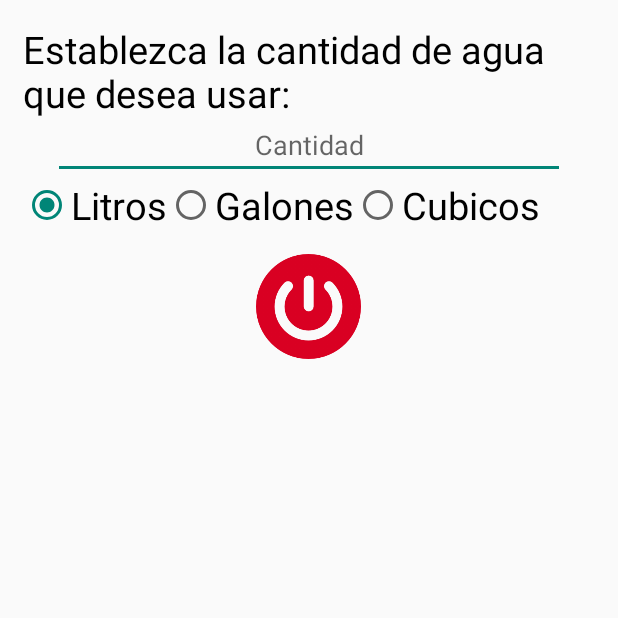
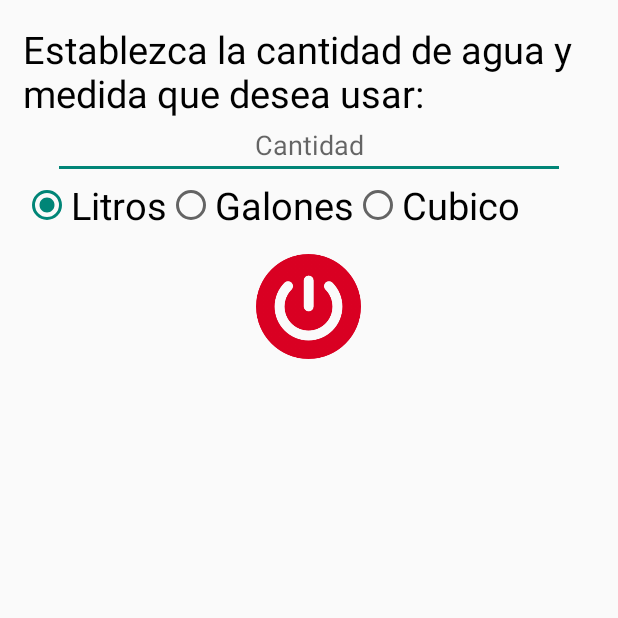
Before and after one commit to Hellogark/ControlDeAgua, an Android app: the fragment tab2Automatico shown on its own in the app's theme, on a phone screen of 412 x 824 dp, the top half of it. Run offline under Robolectric (Android 15) with nearby library versions, the phone set to English and light mode, and no system bars; libraries missing offline, so code that uses them is left out: com.michaelmuenzer.android; plain views replace ScrollableNumberPicker.

Commit message:
Ajustes de ciertos margenes, inicio de código para guardar el cambio de tamaño de letra

```diff
--- a/app/src/main/java/com/example/edmol/webview/ajustes.java
+++ b/app/src/main/java/com/example/edmol/webview/ajustes.java
@@ -32,7 +32,7 @@ public class ajustes extends AppCompatActivity {
         super.onCreate(savedInstanceState);
         setContentView(R.layout.activity_ajustes);
 
-        display = (TextView) findViewById(R.id.txtControl);
+        display = (TextView) findViewById(R.id.txtCambioTamano);
         display2 = (RelativeLayout) findViewById(R.id.Fondo);
         colorList();
         tamanoList();
--- a/app/src/main/res/layout/activity_ajustes.xml
+++ b/app/src/main/res/layout/activity_ajustes.xml
@@ -67,7 +67,7 @@
     </RelativeLayout>
 
     <TextView
-        android:id="@+id/txtControl"
+        android:id="@+id/txtCambioTamano"
         android:layout_width="wrap_content"
         android:layout_height="wrap_content"
         android:layout_below="@id/barraTamano"
--- a/app/src/main/res/layout/activity_home.xml
+++ b/app/src/main/res/layout/activity_home.xml
@@ -59,6 +59,7 @@
             android:layout_width="305dp"
             android:layout_height="209dp"
             android:layout_marginStart="41dp"
+            android:layout_marginEnd="41dp"
             android:layout_marginTop="45dp"
             android:background="@drawable/my_border" />
 
@@ -66,7 +67,8 @@
             android:layout_width="305dp"
             android:layout_height="209dp"
             android:layout_alignParentTop="true"
-            android:layout_marginStart="43dp"
+            android:layout_marginStart="41dp"
+            android:layout_marginEnd="41dp"
             android:layout_marginTop="274dp"
             android:background="@drawable/my_border" />
 
--- a/app/src/main/res/layout/tab2automatico.xml
+++ b/app/src/main/res/layout/tab2automatico.xml
@@ -12,11 +12,11 @@
 
 
     <TextView
-        android:id="@+id/tvParametros"
+        android:id="@+id/txtCambioTamano"
         android:layout_width="wrap_content"
         android:layout_height="wrap_content"
         android:layout_marginTop="10dp"
-        android:text="Establezca la cantidad de agua que desea usar:"
+        android:text="Establezca la cantidad de agua y medida que desea usar:"
         android:textColor="@color/colorTexto"
         android:textSize="25dp" />
 
@@ -24,8 +24,8 @@
         android:id="@+id/rgMedidas"
         android:layout_width="wrap_content"
         android:layout_height="wrap_content"
-        android:layout_below="@id/tvParametros"
-        android:layout_alignStart="@+id/tvParametros"
+        android:layout_below="@id/txtCambioTamano"
+        android:layout_alignStart="@+id/txtCambioTamano"
         android:layout_marginTop="36dp"
         android:orientation="horizontal">
 
@@ -53,7 +53,7 @@
             android:layout_width="wrap_content"
             android:layout_height="wrap_content"
             android:layout_marginTop="4dp"
-            android:text="Cubicos"
+            android:text="Cubico"
             android:textColor="@color/colorTexto"
             android:textSize="25dp" />
     </RadioGroup>
@@ -62,7 +62,7 @@
         android:id="@+id/rlBarras"
         android:layout_width="wrap_content"
         android:layout_height="wrap_content"
-        android:layout_below="@id/tvParametros"
+        android:layout_below="@id/txtCambioTamano"
         android:layout_marginTop="0dp">
 
         <EditText
```
Also changed, not shown: app/src/main/java/com/example/edmol/webview/tab2Automatico.java (+22 -0 lines), app/src/main/res/layout/activity_control.xml (+5 -6 lines).
